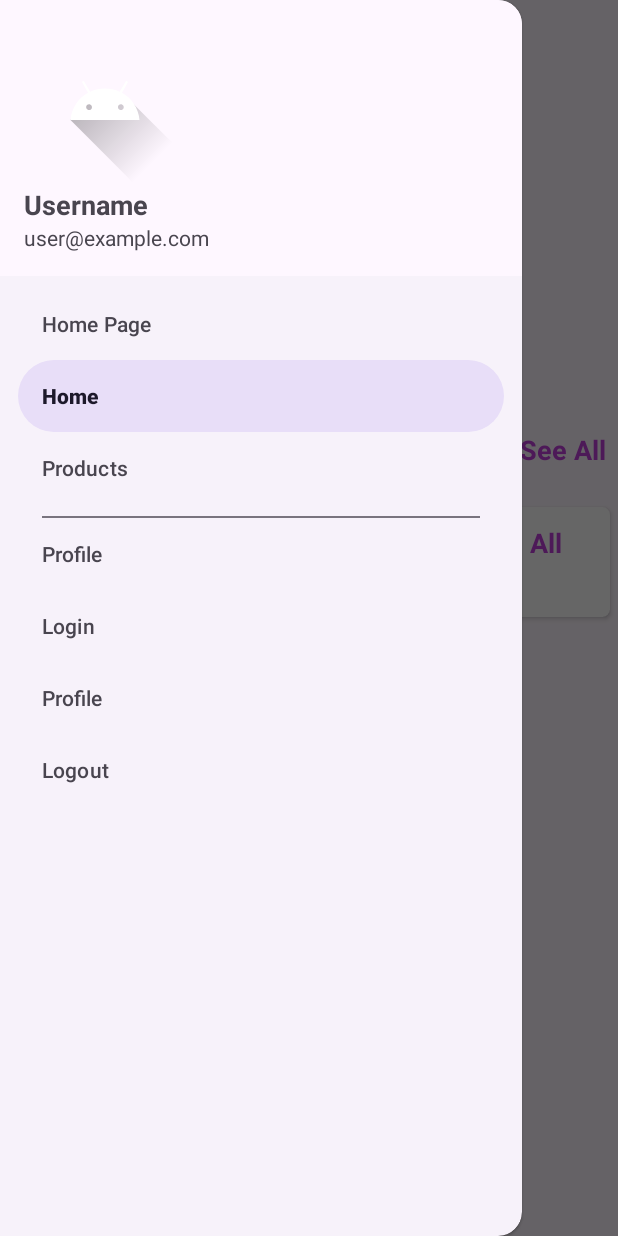
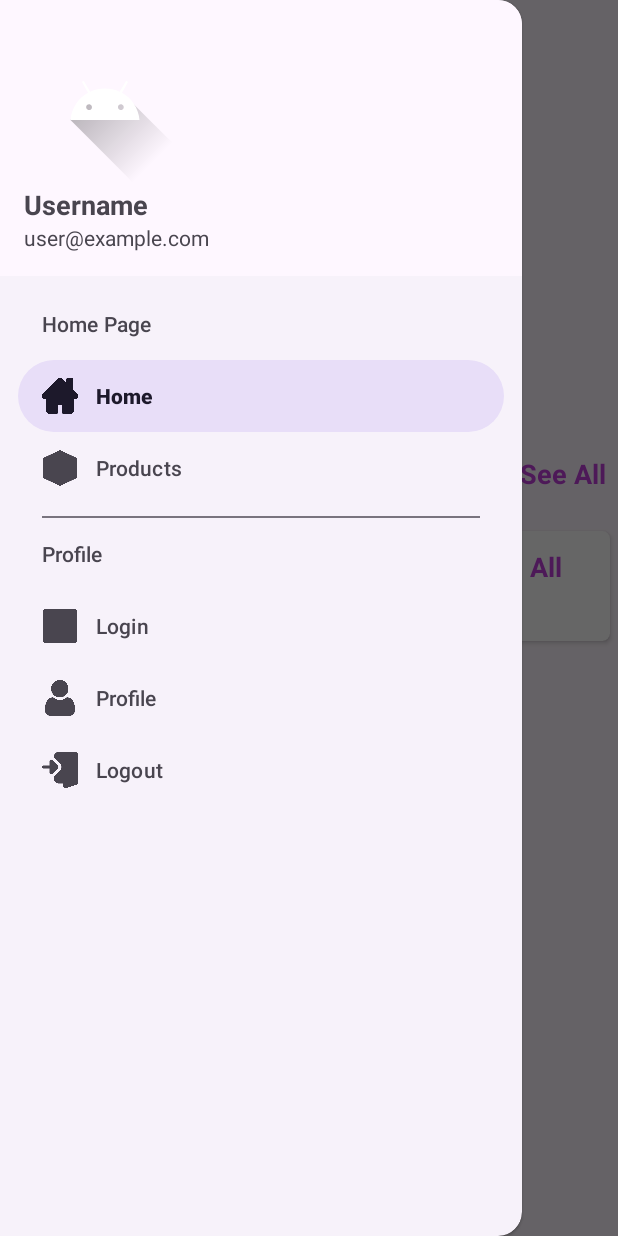
Before and after one commit to viet-quanggg/loving-essentials, an Android app: the MainActivity screen opened directly, with no data from a screen before it, with the side drawer open, on a phone screen of 412 x 824 dp. Run offline under Robolectric (Android 15) with nearby library versions, the phone set to English and light mode, and no system bars; libraries missing offline, so code that uses them is left out: com.denzcoskun.imageslider; pictures from the network do not load; Roboto replaces fonts that are not available here; 7 statements that could not run were skipped.

Commit message:
Implement user profile and edit user profile, update the navigation menu

```diff
--- /dev/null
+++ b/app/src/main/java/com/example/loving_essentials/Domain/Services/IService/IUserService.java
@@ -0,0 +1,17 @@
+package com.example.loving_essentials.Domain.Services.IService;
+
+import com.example.loving_essentials.Domain.Entity.DTOs.UserDTO.UserProfileDTO;
+
+import retrofit2.Call;
+import retrofit2.http.Body;
+import retrofit2.http.GET;
+import retrofit2.http.PUT;
+import retrofit2.http.Path;
+
+public interface IUserService {
+    String ENDPOINT = "Users";
+    @GET(ENDPOINT + "/user-detail/{id}")
+    Call<UserProfileDTO> getUserProfile(@Path("id") int id);
+    @PUT(ENDPOINT + "/udpate-profile")
+    Call<UserProfileDTO> updateProfile(@Body UserProfileDTO user);
+}
--- /dev/null
+++ b/app/src/main/java/com/example/loving_essentials/Domain/Services/Service/UserService.java
@@ -0,0 +1,10 @@
+package com.example.loving_essentials.Domain.Services.Service;
+
+import com.example.loving_essentials.Domain.Services.API.APIClient;
+import com.example.loving_essentials.Domain.Services.IService.IUserService;
+
+public class UserService {
+    public static IUserService getUserService() {
+        return APIClient.getClient().create(IUserService.class);
+    }
+}
--- a/app/src/main/java/com/example/loving_essentials/UI/MainActivity.java
+++ b/app/src/main/java/com/example/loving_essentials/UI/MainActivity.java
@@ -6,6 +6,7 @@ import android.view.Menu;
 import android.view.MenuItem;
 import android.view.View;
 import android.widget.TextView;
+import android.widget.Toast;
 
 import androidx.activity.EdgeToEdge;
 import androidx.annotation.NonNull;
@@ -20,11 +21,17 @@ import androidx.drawerlayout.widget.DrawerLayout;
 import androidx.fragment.app.Fragment;
 import androidx.fragment.app.FragmentTransaction;
 
+import com.example.loving_essentials.Domain.Entity.DTOs.UserDTO.UserProfileDTO;
+import com.example.loving_essentials.Domain.Services.IService.IUserService;
+import com.example.loving_essentials.Domain.Services.Service.UserService;
 import com.example.loving_essentials.R;
 import com.example.loving_essentials.UI.Fragments.HomeFragment;
+import com.example.loving_essentials.UI.Fragments.UserProfileFragment;
 import com.google.android.material.navigation.NavigationView;
 
-import org.w3c.dom.Text;
+import retrofit2.Call;
+import retrofit2.Callback;
+import retrofit2.Response;
 
 public class MainActivity extends AppCompatActivity implements NavigationView.OnNavigationItemSelectedListener {
     TextView emailTextView, usernameTextView;
@@ -32,7 +39,8 @@ public class MainActivity extends AppCompatActivity implements NavigationView.On
     NavigationView navigationView;
     Toolbar toolbar;
     Menu menu;
-    Fragment homeFragment;
+    Fragment homeFragment, userProfileFragment;
+
     @Override
     protected void onCreate(Bundle savedInstanceState) {
         super.onCreate(savedInstanceState);
@@ -44,56 +52,45 @@ public class MainActivity extends AppCompatActivity implements NavigationView.On
             return insets;
         });
 
-        drawerLayout=findViewById(R.id.drawer_layout);
-        navigationView=findViewById(R.id.nav_view);
-        toolbar=findViewById(R.id.toolbar);
+        drawerLayout = findViewById(R.id.drawer_layout);
+        navigationView = findViewById(R.id.nav_view);
+        toolbar = findViewById(R.id.toolbar);
 
         setSupportActionBar(toolbar);
 
         navigationView.bringToFront();
-        ActionBarDrawerToggle toggle=new
-                ActionBarDrawerToggle(this,drawerLayout,toolbar,R.string.navigation_drawer_open,R.string.navigation_drawer_close);
+        ActionBarDrawerToggle toggle = new ActionBarDrawerToggle(this, drawerLayout, toolbar, R.string.navigation_drawer_open, R.string.navigation_drawer_close);
         drawerLayout.addDrawerListener(toggle);
         toggle.syncState();
         navigationView.setNavigationItemSelectedListener(this);
         navigationView.setCheckedItem(R.id.nav_home);
 
+        // Initialize the menu variable
+        menu = navigationView.getMenu();
+
+        View headerView = navigationView.getHeaderView(0);
+        emailTextView = headerView.findViewById(R.id.tvEmail);
+        usernameTextView = headerView.findViewById(R.id.tvUsername);
+
+        Intent intent = getIntent();
+        int userId = intent.getIntExtra("id", 0);
+        fetchUserProfile(userId);
+
         homeFragment = new HomeFragment();
         loadFragment(homeFragment);
-
-        View headerView = navigationView.getHeaderView(0);
-        emailTextView = headerView.findViewById(R.id.email);
-        usernameTextView = headerView.findViewById(R.id.username);
-
-        Intent intent = getIntent();
-        String email = intent.getStringExtra("email");
-        String name = intent.getStringExtra("name");
-
-        // Set the email and username text
-        if (email != null) {
-            emailTextView.setText(email);
-        }
-        if (name != null) {
-            usernameTextView.setText(name);
-        }
     }
 
     private void loadFragment(Fragment fragment) {
-        FragmentTransaction transaction = getSupportFragmentManager().beginTransaction();
-        transaction.replace(R.id.home_container, homeFragment);
-        transaction.commit();
-    }
-    private void forAllFragment(Fragment fragment) {
         FragmentTransaction transaction = getSupportFragmentManager().beginTransaction();
         transaction.replace(R.id.home_container, fragment);
         transaction.commit();
     }
 
     @Override
-    public void onBackPressed(){
-        if(drawerLayout.isDrawerOpen(GravityCompat.START)){
+    public void onBackPressed() {
+        if (drawerLayout.isDrawerOpen(GravityCompat.START)) {
             drawerLayout.closeDrawer(GravityCompat.START);
-        }else{
+        } else {
             super.onBackPressed();
         }
     }
@@ -103,21 +100,57 @@ public class MainActivity extends AppCompatActivity implements NavigationView.On
         int id = menuItem.getItemId();
 
         if (id == R.id.nav_home) {
-            // Handle the home action (currently does nothing)
+            loadFragment(homeFragment);
         } else if (id == R.id.nav_products) {
             Intent intent = new Intent(MainActivity.this, ProductListActivity.class);
             startActivity(intent);
         } else if (id == R.id.nav_login) {
             menu.findItem(R.id.nav_logout).setVisible(true);
             menu.findItem(R.id.nav_profile).setVisible(true);
+
             menu.findItem(R.id.nav_login).setVisible(false);
         } else if (id == R.id.nav_logout) {
             menu.findItem(R.id.nav_logout).setVisible(false);
             menu.findItem(R.id.nav_profile).setVisible(false);
             menu.findItem(R.id.nav_login).setVisible(true);
+        } else if (id == R.id.nav_profile) {
+            Intent intent = getIntent();
+            int userId = intent.getIntExtra("id", 0);
+
+            Bundle args = new Bundle();
+            args.putInt("userId", userId);
+
+            userProfileFragment = new UserProfileFragment();
+            userProfileFragment.setArguments(args);
+            loadFragment(userProfileFragment);
         }
 
         drawerLayout.closeDrawer(GravityCompat.START);
         return true;
     }
+
+    private void fetchUserProfile(int userId) {
+        IUserService userService = UserService.getUserService();
+        Call<UserProfileDTO> call = userService.getUserProfile(userId);
+
+        call.enqueue(new Callback<UserProfileDTO>() {
+            @Override
+            public void onResponse(Call<UserProfileDTO> call, Response<UserProfileDTO> response) {
+                if (response.isSuccessful()) {
+                    UserProfileDTO userProfile = response.body();
+                    if (userProfile != null) {
+                        usernameTextView.setText(userProfile.getName());
+                        emailTextView.setText(userProfile.getEmail());
+                    }
+                } else {
+                    Toast.makeText(MainActivity.this, "Failed to fetch user profile", Toast.LENGTH_SHORT).show();
+                }
+            }
+
+            @Override
+            public void onFailure(Call<UserProfileDTO> call, Throwable t) {
+                Toast.makeText(MainActivity.this, "An error occurred", Toast.LENGTH_SHORT).show();
+            }
+        });
+    }
 }
--- a/app/src/main/res/layout/activity_main.xml
+++ b/app/src/main/res/layout/activity_main.xml
@@ -17,10 +17,12 @@
             android:id="@+id/toolbar"
             android:layout_width="0dp"
             android:layout_height="?attr/actionBarSize"
+            android:layout_marginTop="16dp"
             android:background="@android:color/transparent"
             app:layout_constraintEnd_toEndOf="parent"
             app:layout_constraintStart_toStartOf="parent"
             app:layout_constraintTop_toTopOf="parent"
+            android:padding="5dp"
             app:title="Loving Essentials" />
 
         <FrameLayout
--- a/app/src/main/res/layout/nav_header.xml
+++ b/app/src/main/res/layout/nav_header.xml
@@ -12,7 +12,7 @@
         android:src="@drawable/ic_launcher_foreground" />
 
     <TextView
-        android:id="@+id/username"
+        android:id="@+id/tvUsername"
         android:layout_width="wrap_content"
         android:layout_height="wrap_content"
         android:text="Username"
@@ -20,7 +20,7 @@
         android:textStyle="bold" />
 
     <TextView
-        android:id="@+id/email"
+        android:id="@+id/tvEmail"
         android:layout_width="wrap_content"
         android:layout_height="wrap_content"
         android:text="user@example.com"
--- a/app/src/main/res/menu/menu.xml
+++ b/app/src/main/res/menu/menu.xml
@@ -1,14 +1,15 @@
-<?xml version="1.0" encoding="utf-8"?>
 <menu xmlns:android="http://schemas.android.com/apk/res/android">
     <item android:title="Home Page">
         <menu>
             <group android:checkableBehavior="single">
                 <item
                     android:id="@+id/nav_home"
-                    android:title="Home" />
+                    android:title="Home"
+                    android:icon="@drawable/home" />
                 <item
                     android:id="@+id/nav_products"
-                    android:title="Products" />
+                    android:title="Products"
+                    android:icon="@drawable/product" />
             </group>
         </menu>
     </item>
@@ -17,13 +18,16 @@
             <group android:checkableBehavior="single">
                 <item
                     android:id="@+id/nav_login"
-                    android:title="Login" />
+                    android:title="Login"
+                    android:icon="@drawable/login" />
                 <item
                     android:id="@+id/nav_profile"
-                    android:title="Profile" />
+                    android:title="Profile"
+                    android:icon="@drawable/user" />
                 <item
                     android:id="@+id/nav_logout"
-                    android:title="Logout" />
+                    android:title="Logout"
+                    android:icon="@drawable/logout" />
             </group>
         </menu>
     </item>
```
Also changed, not shown: app/src/main/AndroidManifest.xml (+6 -6 lines), app/src/main/java/com/example/loving_essentials/Domain/Entity/DTOs/UserDTO/UserProfileDTO.java (added, +40 -0 lines), app/src/main/java/com/example/loving_essentials/UI/Fragments/UserProfileFragment.java (added, +104 -0 lines), app/src/main/res/layout/activity_user_profile.xml (added, +136 -0 lines), app/src/main/res/drawable/home.png (added), app/src/main/res/drawable/login.png (added), app/src/main/res/drawable/logout.png (added), app/src/main/res/drawable/product.png (added), app/src/main/res/drawable/user.png (added).
